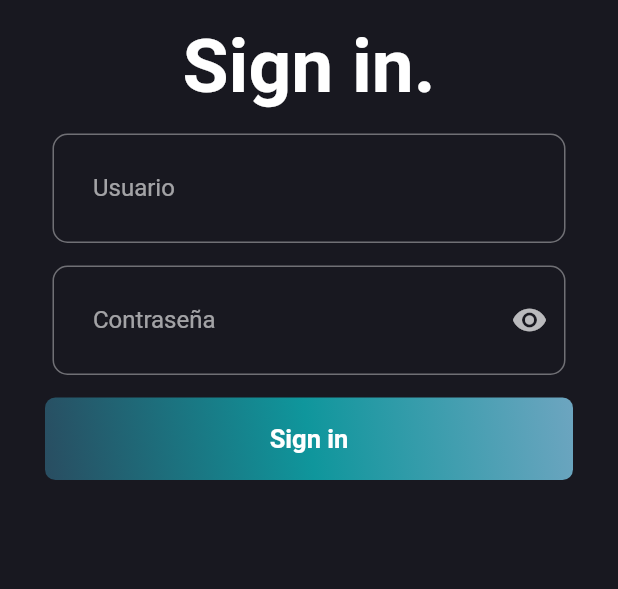
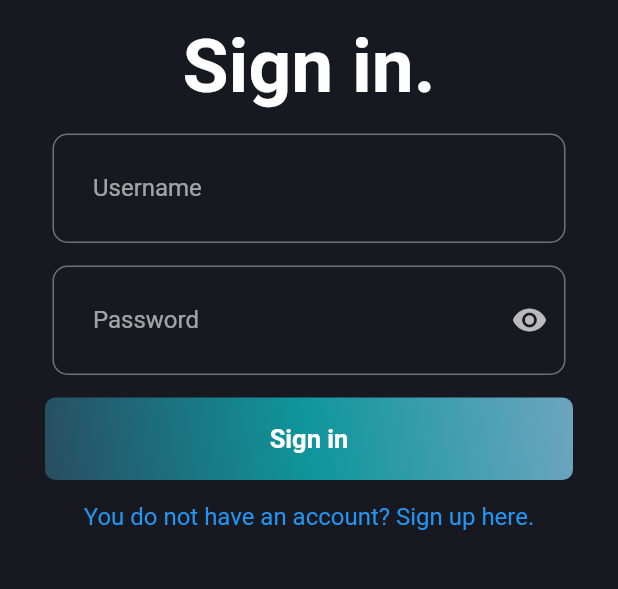
Before and after one commit to CodigyX/flutter-dynamite, a Flutter app: the screen it shows after launch, on a phone screen of 412 x 824 dp, the part 270-859 px from its top. Run offline on Flutter 3.47's test engine with Material 2 defaults, Android fonts, the phone set to English and light mode, and no system bars; our stand-ins replace graphql_flutter.

```diff
--- a/lib/views/login_page.dart
+++ b/lib/views/login_page.dart
@@ -49,16 +49,16 @@ class _LoginPageState extends State<LoginPage> {
                 const SizedBox(height: 15),
                 TextFieldGeneric(
                   textController: usernameCtrl,
-                  hintText: 'Usuario',
-                  labelText: 'Usuario',
+                  hintText: 'Username',
+                  labelText: 'Username',
                   keyboardType: TextInputType.name,
                   obscureText: false,
                 ),
                 const SizedBox(height: 15),
                 TextFieldGeneric(
                   textController: passwordCtrl,
-                  hintText: 'Contraseña',
-                  labelText: 'Contraseña',
+                  hintText: 'Password',
+                  labelText: 'Password',
                   keyboardType: TextInputType.visiblePassword,
                   obscureText: _obscureText,
                   onPressed: () {
@@ -74,8 +74,8 @@ class _LoginPageState extends State<LoginPage> {
                     final password = passwordCtrl.text.trim();
 
                     if (username.isEmpty || password.isEmpty) {
-                      mostrarAlerta(context, 'Campos vacíos',
-                          'Por favor, complete todos los campos');
+                      mostrarAlerta(context, 'Empty fields',
+                          'Please complete all fields');
                       return;
                     }
 
@@ -93,13 +93,31 @@ class _LoginPageState extends State<LoginPage> {
                       );
                     } else {
                       mostrarAlerta(
-                          context, 'Login erróneo', 'Verifique sus datos');
+                          context, 'Wrong login', 'Check your details');
                     }
                   },
                   enabled: !authService.autenticando,
                   loading: authService.autenticando,
                 ),
                 const SizedBox(height: 15),
+                GestureDetector(
+                  onTap: () {
+                    // Agrega aquí la navegación a la pantalla de registro
+                    Navigator.push(
+                      context,
+                      MaterialPageRoute(
+                          builder: (context) =>
+                              HomePage()), // Reemplaza RegistroPage con tu página de registro
+                    );
+                  },
+                  child: Text(
+                    'You do not have an account? Sign up here.',
+                    style: TextStyle(
+                      fontSize: 16,
+                      color: Colors.blue,
+                    ),
+                  ),
+                ),
               ],
             ),
           ),
```
Also changed, not shown: lib/views/register_page.dart (added), 1 other file.
